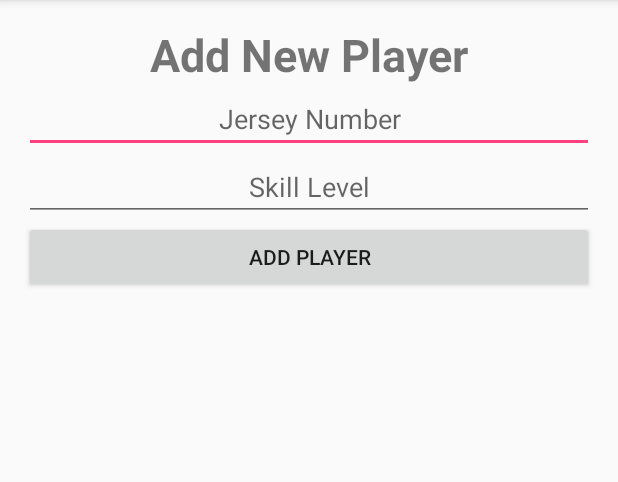
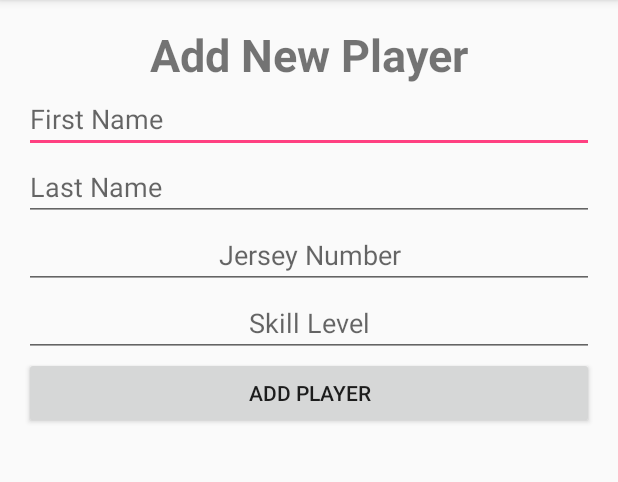
Before and after one commit to ethannguyen1991/TeamRoster5, an Android app: the screen it shows after launch (AddPlayerActivity), after a tap on "ADD PLAYER", on a phone screen of 412 x 824 dp, the part 84-566 px from its top. Run offline under Robolectric (Android 15) with nearby library versions, the phone set to English and light mode, and no system bars.

Commit message:
HW update

```diff
--- a/app/src/main/AndroidManifest.xml
+++ b/app/src/main/AndroidManifest.xml
@@ -15,7 +15,8 @@
                 <category android:name="android.intent.category.LAUNCHER" />
             </intent-filter>
         </activity>
-        <activity android:name=".AddPlayerActivity"></activity>
+        <activity android:name=".AddPlayerActivity" />
+        <activity android:name=".AddManager"></activity>
     </application>
 
 </manifest>
--- /dev/null
+++ b/app/src/main/java/com/example/vannguyen/teamroster/Human.java
@@ -0,0 +1,34 @@
+package com.example.vannguyen.teamroster;
+
+/**
+ * Created by VanNguyen on 11/22/16.
+ */
+
+public abstract class Human
+{
+    protected String first_name;
+    protected String last_name;
+    public Human(String first_name, String last_name)
+    {
+        this.first_name = first_name;
+        this.last_name = last_name;
+
+    }
+    public Human ()
+    {}
+    public String getFirst_name() {
+        return first_name;
+    }
+
+    public void setFirst_name(String first_name) {
+        this.first_name = first_name;
+    }
+
+    public String getLast_name() {
+        return last_name;
+    }
+
+    public void setLast_name(String last_name) {
+        this.last_name = last_name;
+    }
+}
--- a/app/src/main/java/com/example/vannguyen/teamroster/MainActivity.java
+++ b/app/src/main/java/com/example/vannguyen/teamroster/MainActivity.java
@@ -9,32 +9,62 @@ import android.widget.Button;
 import android.widget.LinearLayout;
 import android.widget.TextView;
 
+import java.util.ArrayList;
+import java.util.Random;
 
-
+// Add the logic for Add Manager and update the MainActivity such that it always
+// shows all of the managers first followed by all of the Players.
 public class MainActivity extends AppCompatActivity {
-    private LinearLayout playerList;
-    private Button AddPlayer;
-
     @Override
     protected void onCreate(Bundle savedInstanceState) {
+
         super.onCreate(savedInstanceState);
         this.setContentView(R.layout.activity_main);
-        this.playerList = (LinearLayout) this.findViewById(R.id.playerList);
-        this.AddPlayer = (Button)this.findViewById(R.id.button);
+        Core.managerList = (LinearLayout) this.findViewById(R.id.TeamRoster);
+        Core.playerList = (LinearLayout) this.findViewById(R.id.TeamRoster);
 
+        ArrayList<Human> team = new ArrayList<Human>();
+        Random r = new Random();
+        for (int i = 0; i < 100; i++) {
+            int num = r.nextInt();
 
+            if (num <= 0) {
+                team.add(new Player("Fname" + i, "Lname " + i, i, i * 2));
+            } else
+            {
+               team.add(new Manager("Fname" + i, "Lname" + i,i*20));
+            }
+        }
+        int numPlayers = 0;
+        int numManager = 0;
+        for (int i = 0; i < team.size(); i++) {
+            Human h = team.get(i);
+            if (h instanceof Player) {
+                numPlayers++;
+            } else {
+                numManager++;
+            }
+        }
+        System.out.println("***** Players:" + numPlayers);
+        System.out.println("***** Manager:" + numManager);
     }
 
     public void addPlayerButtonPressed(View sender) {
 
         {
             Intent i = new Intent(this, AddPlayerActivity.class);
-            if (Core.AddPlayerButton=true) {
-                TextView tv = new TextView(this);
-                this.playerList.addView(tv);
-                tv.setText("Player"+Core.thePlayers);
-            }
+
             this.startActivity(i);
         }
     }
+
+    public void addManagerButtonPressed(View sender) {
+
+        {
+            Intent j = new Intent(this, AddManager.class);
+
+            this.startActivity(j);
+        }
+
+    }
 }
--- /dev/null
+++ b/app/src/main/java/com/example/vannguyen/teamroster/Manager.java
@@ -0,0 +1,27 @@
+package com.example.vannguyen.teamroster;
+
+/**
+ * Created by VanNguyen on 12/2/16.
+ */
+
+public class Manager extends Human
+{
+    private int salary;
+
+    public Manager (String first_name, String last_name, int salary) {
+
+        super(first_name, last_name);
+        this.salary = salary;
+
+    }
+
+    public int getSalary()
+    {
+        return salary;
+    }
+
+    public void setSalary(int salary)
+    {
+        this.salary = salary;
+    }
+}
--- a/app/src/main/java/com/example/vannguyen/teamroster/Player.java
+++ b/app/src/main/java/com/example/vannguyen/teamroster/Player.java
@@ -4,18 +4,20 @@ package com.example.vannguyen.teamroster;
  * Created by VanNguyen on 11/21/16.
  */
 
-public class Player
+public class Player extends Human
 {
     private int jerseyNumber;
     private int skillLevel;
-    private String name;
 
-    public Player(int jerseyNumber, int skillLevel)
+
+    public Player(String first_name, String last_name, int jerseyNumber, int skillLevel)
     {
+        super(first_name, last_name);
         this.jerseyNumber = jerseyNumber;
         this.skillLevel = skillLevel;
-        this.name=name;
+
     }
+
 
     public int getJerseyNumber()
     {
@@ -36,12 +38,5 @@ public class Player
     {
         this.skillLevel = skillLevel;
     }
-    public String getName()
-    {
-        return name;
-    }
-    public void setName(String name)
-    {
-        this.name = name;
-    }
+
 }
--- a/app/src/main/res/layout/activity_add_player.xml
+++ b/app/src/main/res/layout/activity_add_player.xml
@@ -26,6 +26,22 @@ tools:context="com.example.vannguyen.teamroster.AddPlayerActivity">
         android:textAlignment="center"
         android:textSize="30sp"
         android:textStyle="normal|bold"/>
+
+    <EditText
+        android:layout_width="match_parent"
+        android:layout_height="wrap_content"
+        android:inputType="textPersonName"
+        android:ems="10"
+        android:id="@+id/firstNameET2"
+        android:hint="First Name" />
+
+    <EditText
+        android:layout_width="match_parent"
+        android:layout_height="wrap_content"
+        android:inputType="textPersonName"
+        android:ems="10"
+        android:id="@+id/lastNameET2"
+        android:hint="Last Name" />
 
     <EditText
         android:layout_width="match_parent"
```
Also changed, not shown: app/src/main/java/com/example/vannguyen/teamroster/AddManager.java (added, +45 -0 lines), app/src/main/java/com/example/vannguyen/teamroster/AddPlayerActivity.java (+26 -21 lines), app/src/main/java/com/example/vannguyen/teamroster/Core.java (+54 -2 lines), app/src/main/res/layout/activity_add_manager.xml (added, +70 -0 lines), app/src/main/res/layout/activity_main.xml (+9 -2 lines), 3 other files.
